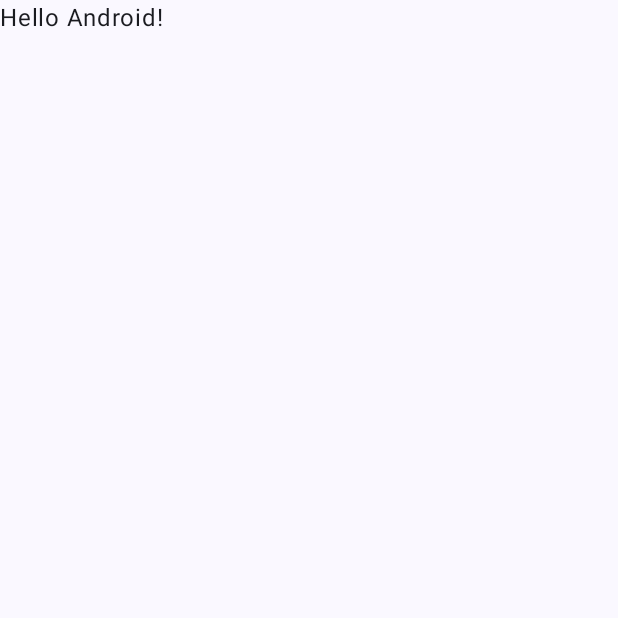
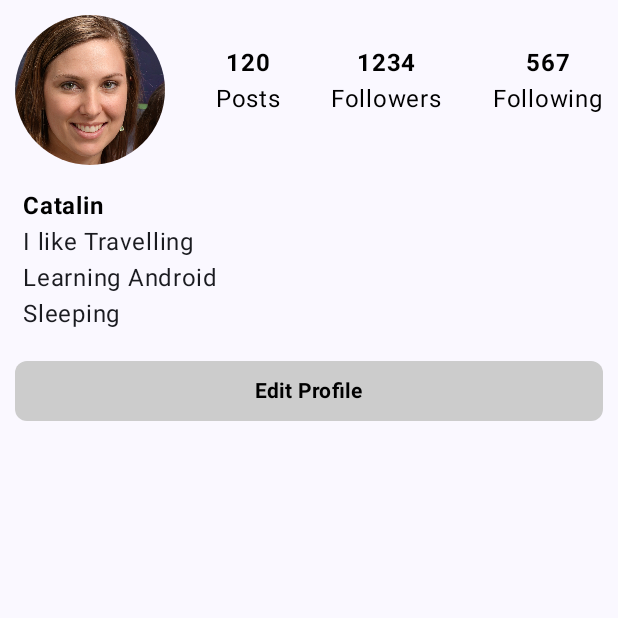
Before and after one commit to iamsafidev/JetpackCompose-Starter, an Android app built with Jetpack Compose: the screen it shows after launch (MainActivity), on a phone screen of 412 x 824 dp, the top half of it. Before the commit the part shown is almost empty. Run offline under Robolectric (Android 15) with nearby library versions, the phone set to English and light mode, and no system bars.

Commit message:
Practice the Layout

```diff
--- a/app/src/main/java/com/iamsafidev/practiceJetpackCompose/MainActivity.kt
+++ b/app/src/main/java/com/iamsafidev/practiceJetpackCompose/MainActivity.kt
@@ -3,13 +3,37 @@ package com.iamsafidev.practiceJetpackCompose
 import android.os.Bundle
 import androidx.activity.ComponentActivity
 import androidx.activity.compose.setContent
+import androidx.compose.foundation.Image
+import androidx.compose.foundation.background
+import androidx.compose.foundation.layout.Arrangement
+import androidx.compose.foundation.layout.Box
+import androidx.compose.foundation.layout.Column
+import androidx.compose.foundation.layout.IntrinsicSize
+import androidx.compose.foundation.layout.Row
+import androidx.compose.foundation.layout.Spacer
 import androidx.compose.foundation.layout.fillMaxSize
+import androidx.compose.foundation.layout.fillMaxWidth
+import androidx.compose.foundation.layout.height
+import androidx.compose.foundation.layout.padding
+import androidx.compose.foundation.layout.size
+import androidx.compose.foundation.shape.CircleShape
+import androidx.compose.foundation.shape.RoundedCornerShape
+import androidx.compose.material3.Button
+import androidx.compose.material3.ButtonColors
+import androidx.compose.material3.ButtonDefaults
 import androidx.compose.material3.MaterialTheme
 import androidx.compose.material3.Surface
 import androidx.compose.material3.Text
 import androidx.compose.runtime.Composable
+import androidx.compose.ui.Alignment
 import androidx.compose.ui.Modifier
-import androidx.compose.ui.tooling.preview.Preview
+import androidx.compose.ui.draw.clip
+import androidx.compose.ui.graphics.Color
+import androidx.compose.ui.layout.ContentScale
+import androidx.compose.ui.res.painterResource
+import androidx.compose.ui.res.stringResource
+import androidx.compose.ui.text.font.FontWeight
+import androidx.compose.ui.unit.dp
 import com.iamsafidev.practiceJetpackCompose.ui.theme.MyApplicationTheme
 
 class MainActivity : ComponentActivity() {
@@ -22,7 +46,7 @@ class MainActivity : ComponentActivity() {
                     modifier = Modifier.fillMaxSize(),
                     color = MaterialTheme.colorScheme.background
                 ) {
-                    Greeting("Android")
+                    MainContainer()
                 }
             }
         }
@@ -30,17 +54,81 @@ class MainActivity : ComponentActivity() {
 }
 
 @Composable
-fun Greeting(name: String, modifier: Modifier = Modifier) {
-    Text(
-        text = "Hello $name!",
-        modifier = modifier
-    )
+fun MainContainer() {
+    Column(
+        horizontalAlignment = Alignment.Start,
+        modifier = Modifier
+            .fillMaxWidth()
+            .padding(10.dp)
+    ) {
+        ProfileImageAndStats()
+        Spacer(modifier = Modifier.height(15.dp))
+        ProfileDetails()
+        Spacer(modifier = Modifier.height(15.dp))
+        Button(   modifier = Modifier.fillMaxWidth(),
+            colors = ButtonDefaults.buttonColors(containerColor = Color.LightGray),
+            shape = RoundedCornerShape(8.dp),
+            onClick = { /*TODO*/ }) {
+                BoldText(
+                    text = stringResource(id = R.string.edit_profile),
+                    modifier = Modifier.fillMaxWidth().padding(8.dp)
+                )
+        }
+    }
 }
 
-@Preview(showBackground = true)
 @Composable
-fun GreetingPreview() {
-    MyApplicationTheme {
-        Greeting("Android")
+fun ProfileDetails() {
+    Column(
+        modifier = Modifier
+            .fillMaxWidth()
+            .padding(start = 5.dp),
+        verticalArrangement = Arrangement.SpaceEvenly
+    ) {
+        BoldText(text = stringResource(id = R.string.person_name))
+        Text(text = stringResource(id = R.string.person_hobbie1))
+        Text(text = stringResource(id = R.string.person_hobbie2))
+        Text(text = stringResource(id = R.string.person_hobbie3))
+
     }
 }
+
+
+@Composable
+fun ProfileImageAndStats() {
+    Row(
+        horizontalArrangement = Arrangement.SpaceBetween,
+        modifier = Modifier
+            .fillMaxWidth()
+    ) {
+        Image(
+            painter = painterResource(id = R.drawable.profile_pic),
+            modifier = Modifier
+                .size(100.dp)
+                .clip(CircleShape),
+            contentScale = ContentScale.Fit,
+            contentDescription = null
+        )
+
+        StatsCounter(120, "Posts")
+        StatsCounter(1234, "Followers")
+        StatsCounter(567, "Following")
+    }
+}
+
+@Composable
+fun StatsCounter(statsCount: Int = 26, statsText: String = "Posts") {
+    Column(
+        modifier = Modifier.padding(top = 20.dp),
+        verticalArrangement = Arrangement.SpaceEvenly,
+        horizontalAlignment = Alignment.CenterHorizontally
+    ) {
+        BoldText(statsCount.toString())
+        Text(text = statsText, color = Color.Black)
+    }
+}
+
+@Composable
+private fun BoldText(text: String, modifier: Modifier = Modifier) {
+    Text(text = text, fontWeight = FontWeight.Bold, color = Color.Black, modifier = Modifier)
+}
--- a/app/src/main/res/values/strings.xml
+++ b/app/src/main/res/values/strings.xml
@@ -1,3 +1,8 @@
 <resources>
     <string name="app_name">My Application</string>
+    <string name="person_name">Catalin</string>
+    <string name="person_hobbie1">I like Travelling</string>
+    <string name="person_hobbie2">Learning Android</string>
+    <string name="person_hobbie3">Sleeping</string>
+    <string name="edit_profile">Edit Profile</string>
 </resources>
```
Also changed, not shown: app/src/main/res/drawable/profile_pic.jpeg (added).
